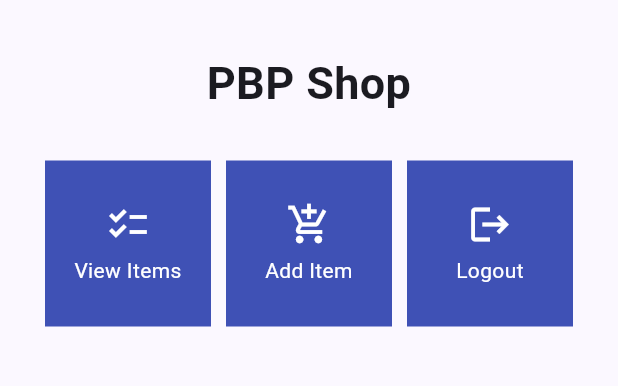
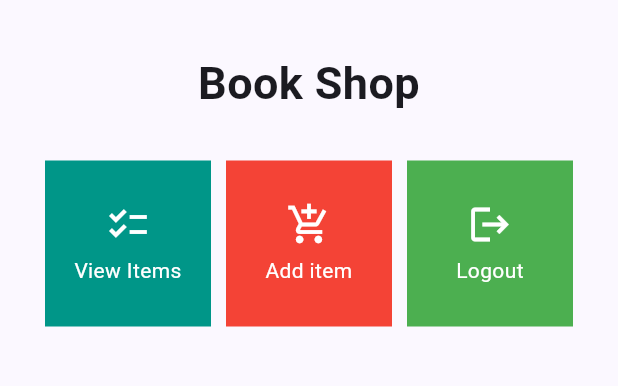
Before and after one commit to ferdinandraja/blackventory, a Flutter app: the screen it shows after launch, on a phone screen of 412 x 824 dp, the part 63-449 px from its top. Run offline on Flutter 3.47's test engine with Material 2 defaults, Android fonts, the light colour scheme and no system bars.

```diff
--- a/lib/menu.dart
+++ b/lib/menu.dart
@@ -1,41 +1,31 @@
 import 'package:flutter/material.dart';
+
+
+
 class MyHomePage extends StatelessWidget {
   MyHomePage({Key? key}) : super(key: key);
+
   final List<ShopItem> items = [
-    ShopItem("View Items", Icons.checklist),
-    ShopItem("Add Item", Icons.add_shopping_cart),
-    ShopItem("Logout", Icons.logout),
+    ShopItem("View Items", Icons.checklist, Colors.teal),
+    ShopItem("Add item", Icons.add_shopping_cart, Colors.red),
+    ShopItem("Logout", Icons.logout, Colors.green),
   ];
-  // This widget is the home page of your application. It is stateful, meaning
-  // that it has a State object (defined below) that contains fields that affect
-  // how it looks.
-
-  // This class is the configuration for the state. It holds the values (in this
-  // case the title) provided by the parent (in this case the App widget) and
-  // used by the build method of the State. Fields in a Widget subclass are
-  // always marked "final".
-
 
   @override
   Widget build(BuildContext context) {
     return Scaffold(
       appBar: AppBar(
-    title: const Text(
-      'Blackventory',
-    ),
+        title: const Text('Blackventory'),
       ),
       body: SingleChildScrollView(
-    // Scrolling wrapper widget
         child: Padding(
-      padding: const EdgeInsets.all(10.0), // Set padding for the page
+          padding: const EdgeInsets.all(10.0),
           child: Column(
-        // Widget to display children vertically
             children: <Widget>[
               const Padding(
                 padding: EdgeInsets.only(top: 10.0, bottom: 10.0),
-            // Text widget to display text with center alignment and appropriate style
                 child: Text(
-              'PBP Shop', // Text indicating the shop name
+                  'Book Shop',
                   textAlign: TextAlign.center,
                   style: TextStyle(
                     fontSize: 30,
@@ -43,9 +33,7 @@ class MyHomePage extends StatelessWidget {
                   ),
                 ),
               ),
-          // Grid layout
               GridView.count(
-            // Container for our cards.
                 primary: true,
                 padding: const EdgeInsets.all(20),
                 crossAxisSpacing: 10,
@@ -53,7 +41,6 @@ class MyHomePage extends StatelessWidget {
                 crossAxisCount: 3,
                 shrinkWrap: true,
                 children: items.map((ShopItem item) {
-              // Iteration for each item
                   return ShopCard(item);
                 }).toList(),
               ),
@@ -68,29 +55,28 @@ class MyHomePage extends StatelessWidget {
 class ShopItem {
   final String name;
   final IconData icon;
+  final Color color;
 
-  ShopItem(this.name, this.icon);
+  ShopItem(this.name, this.icon, this.color);
 }
+
 class ShopCard extends StatelessWidget {
   final ShopItem item;
 
-  const ShopCard(this.item, {Key? key}); // Constructor
+  const ShopCard(this.item, {Key? key});
 
   @override
   Widget build(BuildContext context) {
     return Material(
-      color: Colors.indigo,
+      color: item.color, // Use the specified color for the button
       child: InkWell(
-        // Responsive touch area
         onTap: () {
-          // Show a SnackBar when clicked
           ScaffoldMessenger.of(context)
             ..hideCurrentSnackBar()
             ..showSnackBar(SnackBar(
                 content: Text("You clicked the ${item.name} button!")));
         },
         child: Container(
-          // Container to hold Icon and Text
           padding: const EdgeInsets.all(8),
           child: Center(
             child: Column(
```
Also changed, not shown: 1 other file. Lines whose indentation alone changed are shown as unchanged.
